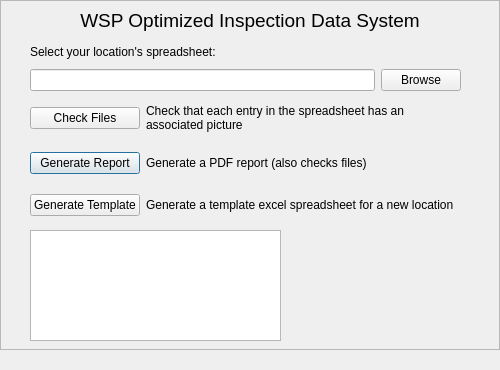
The window that WOIDS.ui (temccarthy/WOIDS-Sound) describes before a commit, drawn with Qt 5.
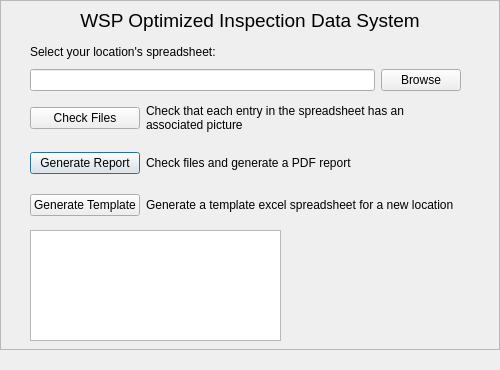
The same window after the commit. Icons and pictures are not drawn.

Commit message: update ui wording on generate report

Patch:
```diff
--- a/WOIDS.ui
+++ b/WOIDS.ui
@@ -200,7 +200,7 @@
       <item row="1" column="1">
        <widget class="QLabel" name="label_3">
         <property name="text">
-         <string>Generate a PDF report (also checks files)</string>
+         <string>Check files and generate a PDF report</string>
         </property>
         <property name="wordWrap">
          <bool>true</bool>
```
